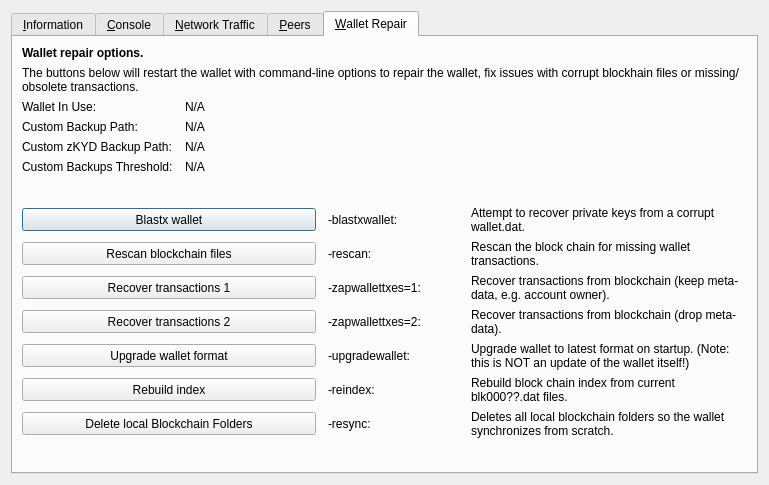
This is src/qt/forms/rpcconsole.ui in BlastX-Core/BlastX as Qt 5 draws it before an edit. The edited form follows.
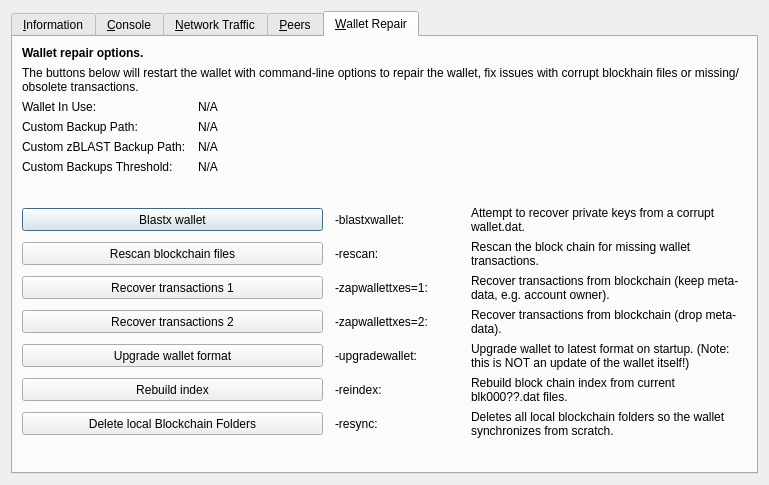
This is the edited form. The open tabs and pages were chosen to show the change. Icons and pictures are not drawn. Custom widgets are drawn as their Qt base class.

Commit message: Fix Blast reference

What changed in the file:
```diff
--- a/src/qt/forms/rpcconsole.ui
+++ b/src/qt/forms/rpcconsole.ui
@@ -1328,7 +1328,7 @@
        <item row="4" column="0">
         <widget class="QLabel" name="wallet_customzkydbackuppath_label">
          <property name="text">
-          <string>Custom zKYD Backup Path:</string>
+          <string>Custom zBLAST Backup Path:</string>
          </property>
          <property name="visible">
           <bool>false</bool>
```
Left out of the diff: 4 changed lines with no effect on the pictures. The commit also changes 3 other files.
